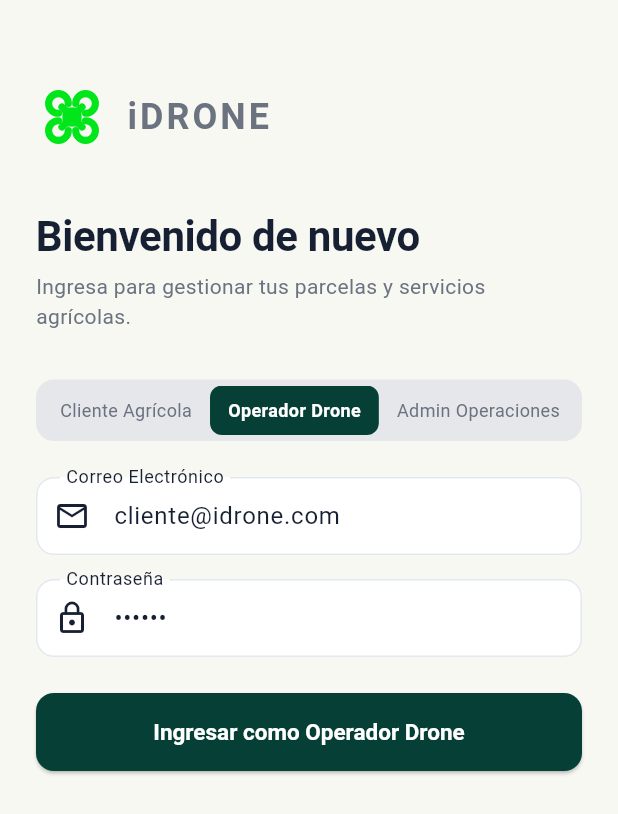
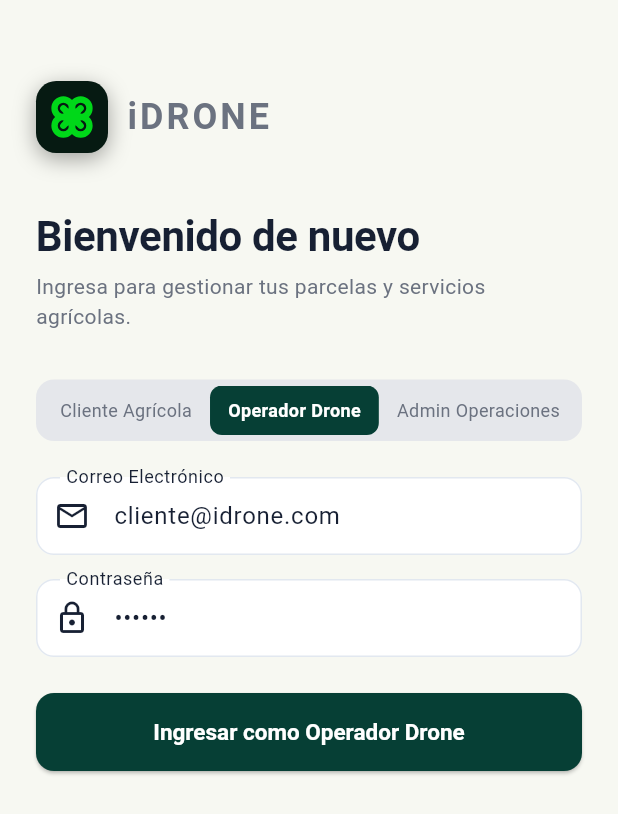
Before and after one commit to Polar000/iDrone, a Flutter app: the LoginScreen screen opened directly with empty values, after a tap on "Operador Drone", on a phone screen of 412 x 824 dp. Shown: the top 814 px of the screen. Run offline on Flutter 3.47's test engine with Material 3 defaults, Android fonts, the phone set to English and light mode, and no system bars; our stand-ins replace flutter_map, google_fonts, latlong2.

Commit message:
Refine IDroneLogoWidget geometry and squircle container to match image.png
Co-authored-by: Polar000 <163376514+Polar000@users.noreply.github.com>

```diff
--- a/lib/components/idrone_logo.dart
+++ b/lib/components/idrone_logo.dart
@@ -4,15 +4,15 @@ import 'package:flutter/material.dart';
 class IDroneLogoWidget extends StatelessWidget {
   final double size;
   final Color greenColor;
-  final Color? backgroundColor;
+  final Color backgroundColor;
   final bool showBackground;
 
   const IDroneLogoWidget({
     super.key,
     this.size = 80,
-    this.greenColor = const Color(0xFF00E61A),
-    this.backgroundColor,
-    this.showBackground = false,
+    this.greenColor = const Color(0xFF00D819),
+    this.backgroundColor = const Color(0xFF061A12),
+    this.showBackground = true,
   });
 
   @override
@@ -20,20 +20,20 @@ class IDroneLogoWidget extends StatelessWidget {
     return Container(
       width: size,
       height: size,
-      decoration: showBackground && backgroundColor != null
+      decoration: showBackground
           ? BoxDecoration(
               color: backgroundColor,
               borderRadius: BorderRadius.circular(size * 0.28),
               boxShadow: [
                 BoxShadow(
-                  color: Colors.black.withValues(alpha: 0.3),
-                  blurRadius: 10,
+                  color: Colors.black.withValues(alpha: 0.35),
+                  blurRadius: 12,
                   offset: const Offset(0, 4),
                 )
               ],
             )
           : null,
-      padding: EdgeInsets.all(size * 0.12),
+      padding: EdgeInsets.all(size * 0.16),
       child: CustomPaint(
         painter: _DronePainter(color: greenColor),
       ),
@@ -52,20 +52,21 @@ class _DronePainter extends CustomPainter {
       ..color = color
       ..style = PaintingStyle.stroke
       ..strokeWidth = size.width * 0.13
-      ..strokeCap = StrokeCap.round;
+      ..strokeCap = StrokeCap.round
+      ..strokeJoin = StrokeJoin.round;
 
     final cx = size.width / 2;
     final cy = size.height / 2;
-    final armLen = size.width * 0.26;
+    final armLen = size.width * 0.25;
 
-    // Center square body
+    // Center hollow square body
     final sqSize = size.width * 0.22;
     canvas.drawRect(
       Rect.fromCenter(center: Offset(cx, cy), width: sqSize, height: sqSize),
       strokePaint..style = PaintingStyle.stroke,
     );
 
-    // Diagonal arms & Propeller rings
+    // 4 Diagonal arms & 4 Outer C-propeller guards
     final angles = [pi / 4, 3 * pi / 4, 5 * pi / 4, 7 * pi / 4];
     final propRadius = size.width * 0.18;
 
@@ -73,15 +74,12 @@ class _DronePainter extends CustomPainter {
       final armX = cx + armLen * cos(angle);
       final armY = cy + armLen * sin(angle);
 
-      // Draw diagonal arm
+      // Draw thick diagonal arm extending from center square
       canvas.drawLine(Offset(cx, cy), Offset(armX, armY), strokePaint);
 
-      // Draw propeller arc/ring
-      final propCenterX = cx + (armLen + propRadius * 0.5) * cos(angle);
-      final propCenterY = cy + (armLen + propRadius * 0.5) * sin(angle);
-
+      // Draw C-ring propeller guard centered at arm tip
       canvas.drawArc(
-        Rect.fromCircle(center: Offset(propCenterX, propCenterY), radius: propRadius),
+        Rect.fromCircle(center: Offset(armX, armY), radius: propRadius),
         angle - pi * 0.75,
         pi * 1.5,
         false,
--- a/lib/features/auth/auth_screens.dart
+++ b/lib/features/auth/auth_screens.dart
@@ -35,8 +35,9 @@ class _SplashScreenState extends State<SplashScreen> {
           children: [
             const IDroneLogoWidget(
               size: 130,
-              showBackground: false,
-              greenColor: Color(0xFF00E61A),
+              showBackground: true,
+              backgroundColor: Color(0xFF061A12),
+              greenColor: Color(0xFF00D819),
             ),
             const SizedBox(height: 32),
             const Text(
@@ -118,7 +119,7 @@ class _LoginScreenState extends State<LoginScreen> {
                 const SizedBox(height: 30),
                 Row(
                   children: const [
-                    IDroneLogoWidget(size: 48, showBackground: false),
+                    IDroneLogoWidget(size: 48, showBackground: true),
                     SizedBox(width: 12),
                     Text(
                       'iDRONE',
```
